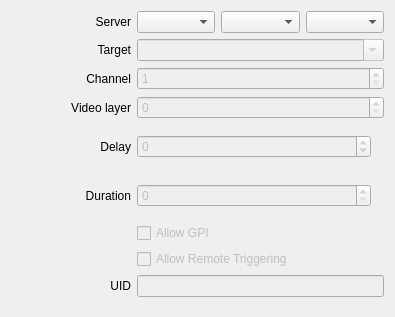
First picture: the form in src/Widgets/Inspector/InspectorOutputWidget.ui, repository CasparCG/client, before the edit.
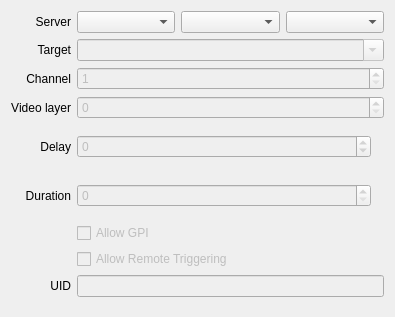
Second picture: the form after the edit. Custom widgets are drawn as their Qt base class.

Commit message: Remove minimumSize constraint from labels

The edit to the form file:
```diff
--- a/src/Widgets/Inspector/InspectorOutputWidget.ui
+++ b/src/Widgets/Inspector/InspectorOutputWidget.ui
@@ -22,12 +22,6 @@
    </property>
    <item row="4" column="0">
     <widget class="QLabel" name="labelDelayField">
-     <property name="minimumSize">
-      <size>
-       <width>120</width>
-       <height>0</height>
-      </size>
-     </property>
      <property name="text">
       <string>Delay</string>
      </property>
@@ -38,12 +32,6 @@
    </item>
    <item row="2" column="0">
     <widget class="QLabel" name="labelChannelField">
-     <property name="minimumSize">
-      <size>
-       <width>120</width>
-       <height>0</height>
-      </size>
-     </property>
      <property name="text">
       <string>Channel</string>
      </property>
@@ -54,12 +42,6 @@
    </item>
    <item row="3" column="0">
     <widget class="QLabel" name="labelVideolayerField">
-     <property name="minimumSize">
-      <size>
-       <width>120</width>
-       <height>0</height>
-      </size>
-     </property>
      <property name="text">
       <string>Video layer</string>
      </property>
@@ -96,12 +78,6 @@
    </item>
    <item row="0" column="0">
     <widget class="QLabel" name="labelDeviceName">
-     <property name="minimumSize">
-      <size>
-       <width>120</width>
-       <height>0</height>
-      </size>
-     </property>
      <property name="text">
       <string>Server</string>
      </property>
@@ -146,12 +122,6 @@
    </item>
    <item row="5" column="0">
     <widget class="QLabel" name="labelDurationField">
-     <property name="minimumSize">
-      <size>
-       <width>120</width>
-       <height>0</height>
-      </size>
-     </property>
      <property name="text">
       <string>Duration</string>
      </property>
@@ -232,12 +202,6 @@
    </item>
    <item row="1" column="0">
     <widget class="QLabel" name="labelTarget">
-     <property name="minimumSize">
-      <size>
-       <width>120</width>
-       <height>0</height>
-      </size>
-     </property>
      <property name="text">
       <string>Target</string>
      </property>
@@ -290,12 +254,6 @@
    </item>
    <item row="8" column="0">
     <widget class="QLabel" name="labelRemoteTriggerIdField">
-     <property name="minimumSize">
-      <size>
-       <width>120</width>
-       <height>0</height>
-      </size>
-     </property>
      <property name="text">
       <string>UID</string>
      </property>
```
The commit also changes 53 other files.
